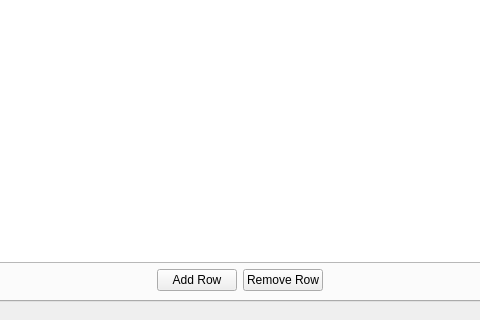
Qt form UI/biblioteq_batch_activities_browser.ui (textbrowser/biblioteq) before a commit; both pictures show x 87 to 567 and y 380 to 700 of the 700 by 700 pixel window.
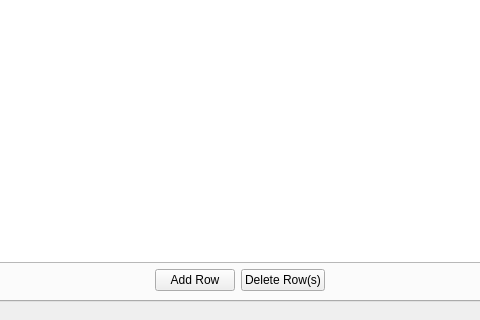
The same form after that commit. Icons and pictures are not drawn.

Commit message: Batch activities.

```diff
--- a/UI/biblioteq_batch_activities_browser.ui
+++ b/UI/biblioteq_batch_activities_browser.ui
@@ -121,7 +121,7 @@
              <item>
               <widget class="QPushButton" name="borrow_remove_row">
                <property name="text">
-                <string>Remove Row</string>
+                <string>Delete Row(s)</string>
                </property>
               </widget>
              </item>
```
Left out of the diff: 6 changed lines with no effect on the pictures. The commit also changes 1 other file.
